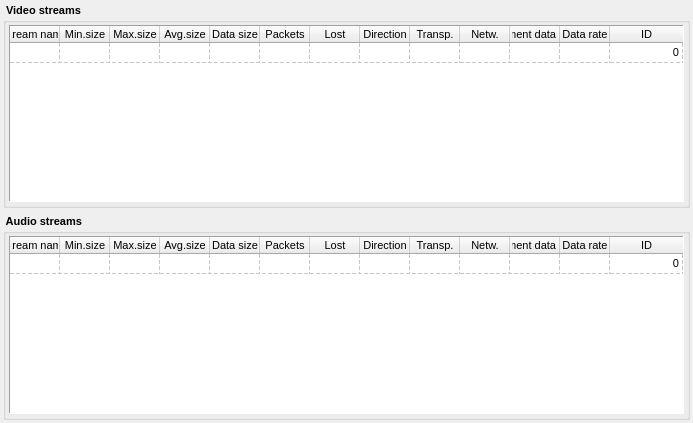
Old version of the form Homer/forms/Widgets/OverviewDataStreamsWidget.ui in the repository Homer-Conferencing/Homer-Conferencing.
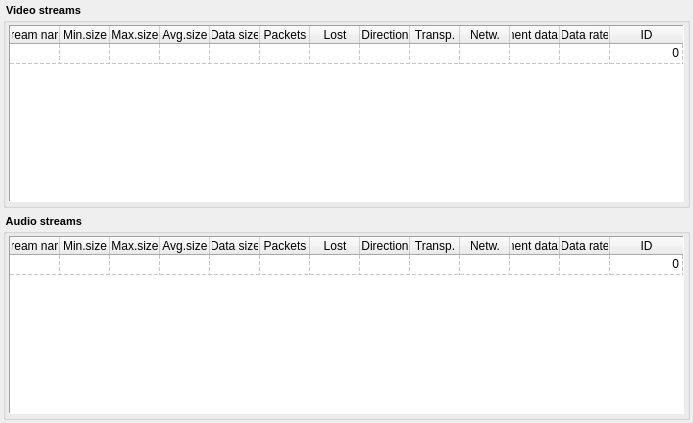
New version of the form.

Patch:
```diff
--- a/Homer/forms/Widgets/OverviewDataStreamsWidget.ui
+++ b/Homer/forms/Widgets/OverviewDataStreamsWidget.ui
@@ -62,7 +62,7 @@
          </property>
          <property name="font">
           <font>
-           <pointsize>8</pointsize>
+           <pointsize>9</pointsize>
            <weight>50</weight>
            <bold>false</bold>
           </font>
@@ -288,7 +288,7 @@
         <widget class="QTableWidget" name="mTwVideo">
          <property name="font">
           <font>
-           <pointsize>8</pointsize>
+           <pointsize>9</pointsize>
            <weight>50</weight>
            <bold>false</bold>
           </font>
```
